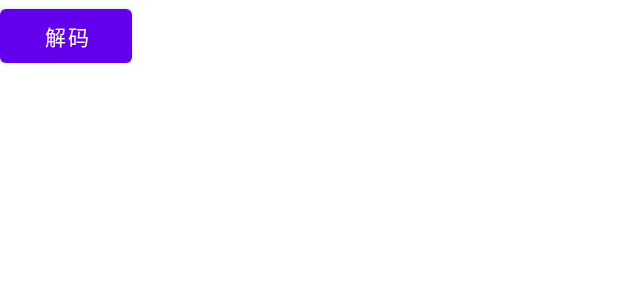
After one commit to itachsheep/SwordVideo, an Android app: the layout activity_aac.xml on its own in the app's theme, with its tools: preview values and no code run, on a phone screen of 412 x 824 dp. The commit adds this screen. Shown: the top 300 px of the screen. Run offline under Robolectric (Android 15) with nearby library versions, the phone set to English and light mode, and no system bars.

Commit message:
aac_encode_decode-音频编解码 - aac 解码
ui搭建

```diff
--- a/Aac_h264_encode_decode/app/src/main/AndroidManifest.xml
+++ b/Aac_h264_encode_decode/app/src/main/AndroidManifest.xml
@@ -20,6 +20,8 @@
                 <category android:name="android.intent.category.LAUNCHER" />
             </intent-filter>
         </activity>
+
+        <activity android:name=".AacActivity"/>
     </application>
 
 </manifest>
--- a/Aac_h264_encode_decode/app/src/main/cpp/CMakeLists.txt
+++ b/Aac_h264_encode_decode/app/src/main/cpp/CMakeLists.txt
@@ -9,13 +9,17 @@ project("aac_h264_encode_decode")
 
 set(THIRD_PARTY_ROOT ${CMAKE_SOURCE_DIR}/thirdparty)
 set(aac ${CMAKE_SOURCE_DIR}/aac)
+set(utils ${CMAKE_SOURCE_DIR}/utils)
 
 include_directories(
-        ${THIRD_PARTY_ROOT}/fdk_aac
+        ${THIRD_PARTY_ROOT}/fdk_aac/include
+        ${aac}
         ${aac}/decode
+        ${utils}
 )
 
 file(GLOB src_cpp
+        ${aac}/*.cpp
         ${aac}/decode/*.cpp
         ${CMAKE_SOURCE_DIR}/native-lib.cpp
 )
--- a/Aac_h264_encode_decode/app/src/main/java/com/tao/aac_h264_encode_decode/AacManager.kt
+++ b/Aac_h264_encode_decode/app/src/main/java/com/tao/aac_h264_encode_decode/AacManager.kt
@@ -3,7 +3,7 @@ package com.tao.aac_h264_encode_decode
 object AacManager {
 
     external fun initWithADTformat(): Int
-    external fun initWithRAWformat(specInfo: ByteArray, size: ByteArray):Int
+//    external fun initWithRAWformat(specInfo: ByteArray, size: ByteArray):Int
     external fun decode(byteArray: ByteArray,len: Int): ByteArray
     external fun destroy()
 
--- a/Aac_h264_encode_decode/app/src/main/java/com/tao/aac_h264_encode_decode/MainActivity.kt
+++ b/Aac_h264_encode_decode/app/src/main/java/com/tao/aac_h264_encode_decode/MainActivity.kt
@@ -1,6 +1,7 @@
 package com.tao.aac_h264_encode_decode
 
 import android.Manifest
+import android.content.Intent
 import android.content.pm.PackageManager
 import androidx.appcompat.app.AppCompatActivity
 import android.os.Bundle
@@ -32,7 +33,7 @@ class MainActivity : AppCompatActivity() {
     }
 
     fun bt_aac_decode(view: View) {
-
+        startActivity(Intent(this,AacActivity::class.java))
     }
 
     fun checkPermission(permissions: Array<String>): Boolean {
--- /dev/null
+++ b/Aac_h264_encode_decode/app/src/main/res/layout/activity_aac.xml
@@ -0,0 +1,18 @@
+<?xml version="1.0" encoding="utf-8"?>
+<LinearLayout xmlns:android="http://schemas.android.com/apk/res/android"
+    xmlns:app="http://schemas.android.com/apk/res-auto"
+    xmlns:tools="http://schemas.android.com/tools"
+    android:layout_width="match_parent"
+    android:layout_height="match_parent"
+    android:orientation="vertical"
+    tools:context=".MainActivity">
+
+    <Button
+        android:onClick="bt_decode"
+        android:text="解码"
+        android:textAllCaps="false"
+        android:layout_width="wrap_content"
+        android:layout_height="wrap_content"/>
+
+
+</LinearLayout>
```
Also changed, not shown: Aac_h264_encode_decode/app/src/main/java/com/tao/aac_h264_encode_decode/AacActivity.kt (added, +25 -0 lines), 6 other files.
